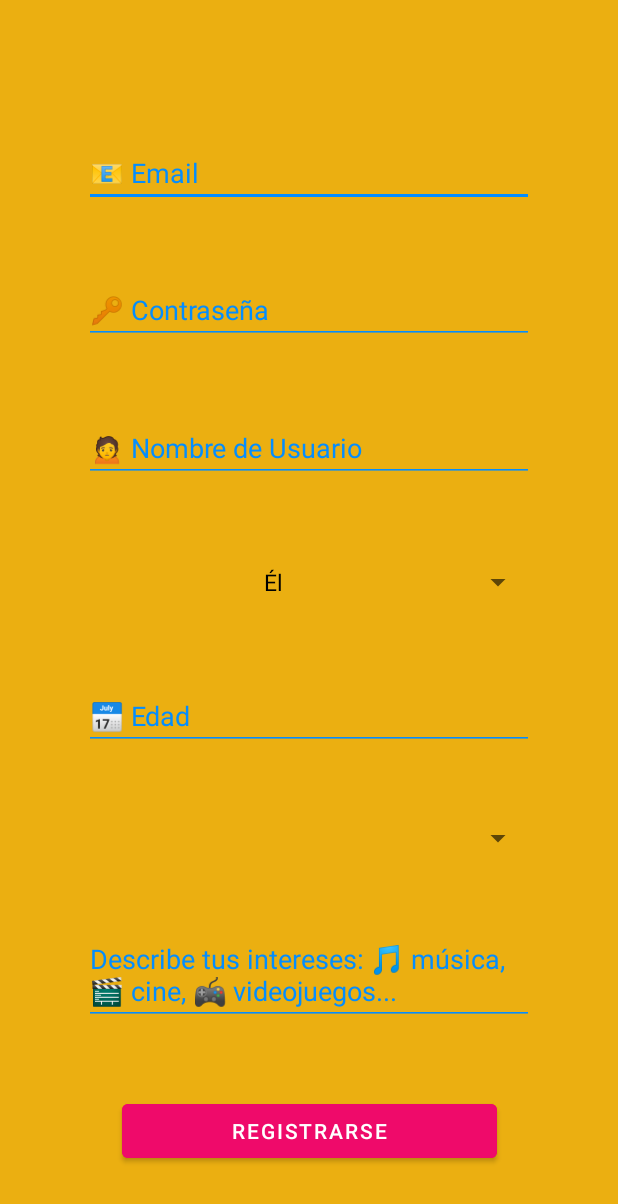
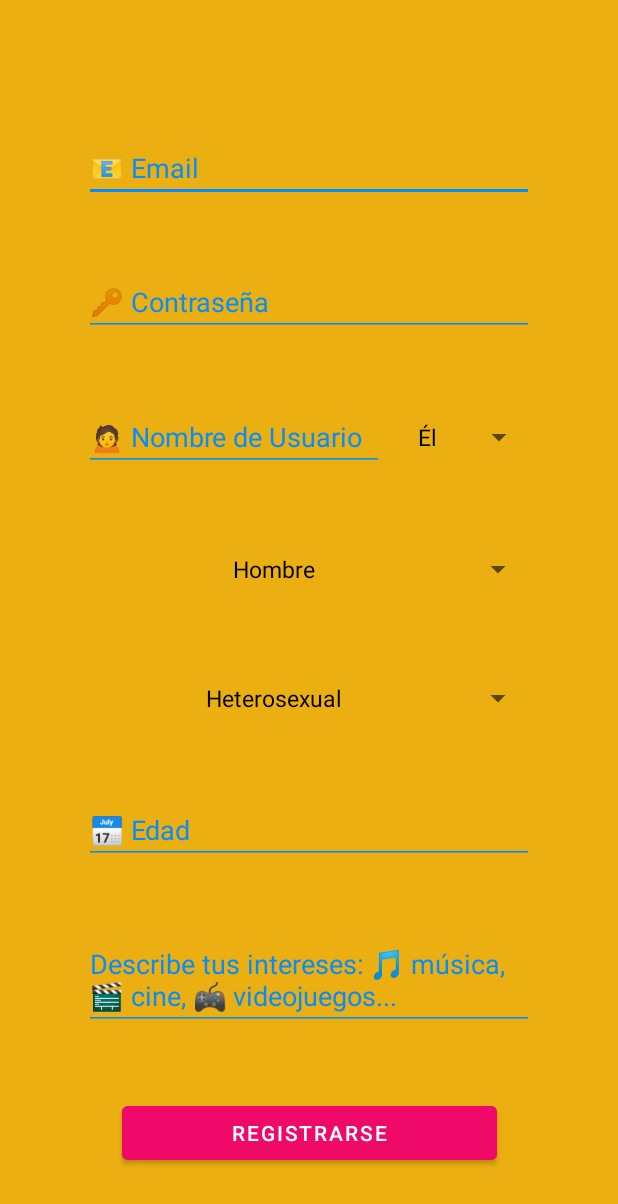
Before and after one commit to mamenArias/TFGFreeling, an Android app: the ActivityRegistro screen opened directly, with no data from a screen before it, on a phone screen of 412 x 824 dp. Shown: the top 1204 px of the screen. Run offline under Robolectric (Android 15) with nearby library versions, the light colour scheme and no system bars.

Commit message:
Pantalla Registro
Se ha modificado la disposición de los elementos de la pantalla registro.

```diff
--- a/Freeling/app/src/main/java/com/mcariasmaarcos/freeling/ActivityRegistro.kt
+++ b/Freeling/app/src/main/java/com/mcariasmaarcos/freeling/ActivityRegistro.kt
@@ -13,9 +13,28 @@ class ActivityRegistro : AppCompatActivity() {
         super.onCreate(savedInstanceState)
         setContentView(binding.root)
 
-        val pronombres = arrayOf("Él", "Ella", "Elle")
-        val adapter = ArrayAdapter(this, R.layout.spinner_estilo, pronombres)
-        adapter.setDropDownViewResource(R.layout.spinner_estilo)
-        binding.spinnerPronombreRegistro.adapter = adapter
+        val pronombres = arrayOf(resources.getString(R.string.el), resources.getString(R.string.ella),
+        resources.getString(R.string.elle))
+        val adapterPron = ArrayAdapter(this, R.layout.spinner_estilo, pronombres)
+        adapterPron.setDropDownViewResource(R.layout.spinner_estilo)
+        binding.spinnerPronombreRegistro.adapter = adapterPron
+
+        val generos = arrayOf(resources.getString(R.string.hombre), resources.getString(R.string.mujer),
+            resources.getString(R.string.hombreTrans), resources.getString(R.string.mujerTrans),
+            resources.getString(R.string.androgino), resources.getString(R.string.neutro),
+            resources.getString(R.string.queer), resources.getString(R.string.noBinario),
+            resources.getString(R.string.agenero), resources.getString(R.string.bigenero),
+            resources.getString(R.string.fluido), resources.getString(R.string.poligenero), resources.getString(R.string.intergenero))
+        val adapterGen = ArrayAdapter(this, R.layout.spinner_estilo, generos)
+        adapterGen.setDropDownViewResource(R.layout.spinner_estilo)
+        binding.spinnerGeneroRegistro.adapter = adapterGen
+
+        val orientacion = arrayOf(resources.getString(R.string.hetero), resources.getString(R.string.homo),
+            resources.getString(R.string.bisexual), resources.getString(R.string.pansexual), resources.getString(R.string.asexual),
+            resources.getString(R.string.demisexual), resources.getString(R.string.lightsexual),
+            resources.getString(R.string.autosexual), resources.getString(R.string.antrosexual), resources.getString(R.string.polisexual))
+        val adapterOrient = ArrayAdapter(this, R.layout.spinner_estilo, orientacion)
+        adapterOrient.setDropDownViewResource(R.layout.spinner_estilo)
+        binding.spinnerOrientacSexRegistro.adapter = adapterOrient
     }
 }
--- a/Freeling/app/src/main/res/layout/activity_registro.xml
+++ b/Freeling/app/src/main/res/layout/activity_registro.xml
@@ -65,7 +65,7 @@
 
     <EditText
         android:id="@+id/campoNombreRegistro"
-        android:layout_width="300dp"
+        android:layout_width="200dp"
         android:layout_height="wrap_content"
         android:backgroundTint="@color/azulOscuro"
         android:ems="10"
@@ -74,22 +74,46 @@
         android:inputType="textPersonName"
         android:textColor="@color/black"
         android:textColorHint="@color/azulOscuro"
-        app:layout_constraintBottom_toTopOf="@+id/spinnerPronombreRegistro"
-        app:layout_constraintEnd_toEndOf="parent"
+        app:layout_constraintBottom_toTopOf="@+id/spinnerGeneroRegistro"
+        app:layout_constraintEnd_toStartOf="@+id/spinnerPronombreRegistro"
         app:layout_constraintHorizontal_bias="0.5"
+        app:layout_constraintHorizontal_chainStyle="packed"
         app:layout_constraintStart_toStartOf="parent"
         app:layout_constraintTop_toBottomOf="@+id/campoPasswRegistro"
         tools:ignore="TouchTargetSizeCheck,TextContrastCheck" />
 
     <Spinner
         android:id="@+id/spinnerPronombreRegistro"
+        android:layout_width="95dp"
+        android:layout_height="wrap_content"
+        android:layout_marginStart="5dp"
+        app:layout_constraintBottom_toBottomOf="@+id/campoNombreRegistro"
+        app:layout_constraintEnd_toEndOf="parent"
+        app:layout_constraintHorizontal_bias="0.5"
+        app:layout_constraintStart_toEndOf="@+id/campoNombreRegistro"
+        app:layout_constraintTop_toTopOf="@+id/campoNombreRegistro"
+        tools:ignore="TouchTargetSizeCheck,SpeakableTextPresentCheck" />
+
+    <Spinner
+        android:id="@+id/spinnerGeneroRegistro"
+        android:layout_width="300dp"
+        android:layout_height="wrap_content"
+        app:layout_constraintBottom_toTopOf="@+id/spinnerOrientacSexRegistro"
+        app:layout_constraintEnd_toEndOf="parent"
+        app:layout_constraintHorizontal_bias="0.5"
+        app:layout_constraintStart_toStartOf="parent"
+        app:layout_constraintTop_toBottomOf="@+id/campoNombreRegistro"
+        tools:ignore="SpeakableTextPresentCheck,TouchTargetSizeCheck" />
+
+    <Spinner
+        android:id="@+id/spinnerOrientacSexRegistro"
         android:layout_width="300dp"
         android:layout_height="wrap_content"
         app:layout_constraintBottom_toTopOf="@+id/campoEdadRegistro"
         app:layout_constraintEnd_toEndOf="parent"
         app:layout_constraintHorizontal_bias="0.5"
         app:layout_constraintStart_toStartOf="parent"
-        app:layout_constraintTop_toBottomOf="@+id/campoNombreRegistro"
+        app:layout_constraintTop_toBottomOf="@+id/spinnerGeneroRegistro"
         tools:ignore="TouchTargetSizeCheck,SpeakableTextPresentCheck" />
 
     <EditText
@@ -103,23 +127,12 @@
         android:inputType="textPersonName"
         android:textColor="@color/black"
         android:textColorHint="@color/azulOscuro"
-        app:layout_constraintBottom_toTopOf="@+id/spinnerOrientacSexRegistro"
-        app:layout_constraintEnd_toEndOf="parent"
-        app:layout_constraintHorizontal_bias="0.5"
-        app:layout_constraintStart_toStartOf="parent"
-        app:layout_constraintTop_toBottomOf="@+id/spinnerPronombreRegistro"
-        tools:ignore="TouchTargetSizeCheck,TextContrastCheck" />
-
-    <Spinner
-        android:id="@+id/spinnerOrientacSexRegistro"
-        android:layout_width="300dp"
-        android:layout_height="wrap_content"
         app:layout_constraintBottom_toTopOf="@+id/campoInteresesRegistro"
         app:layout_constraintEnd_toEndOf="parent"
         app:layout_constraintHorizontal_bias="0.5"
         app:layout_constraintStart_toStartOf="parent"
-        app:layout_constraintTop_toBottomOf="@+id/campoEdadRegistro"
-        tools:ignore="TouchTargetSizeCheck,SpeakableTextPresentCheck" />
+        app:layout_constraintTop_toBottomOf="@+id/spinnerOrientacSexRegistro"
+        tools:ignore="TouchTargetSizeCheck,TextContrastCheck" />
 
     <EditText
         android:id="@+id/campoInteresesRegistro"
@@ -137,7 +150,7 @@
         app:layout_constraintEnd_toEndOf="parent"
         app:layout_constraintHorizontal_bias="0.5"
         app:layout_constraintStart_toStartOf="parent"
-        app:layout_constraintTop_toBottomOf="@+id/spinnerOrientacSexRegistro"
+        app:layout_constraintTop_toBottomOf="@+id/campoEdadRegistro"
         tools:ignore="TextContrastCheck" />
 
     <Button
@@ -153,4 +166,5 @@
         app:layout_constraintStart_toStartOf="parent"
         app:layout_constraintTop_toBottomOf="@+id/campoInteresesRegistro"
         tools:ignore="TextContrastCheck" />
+
 </androidx.constraintlayout.widget.ConstraintLayout>
--- a/Freeling/app/src/main/res/values/strings.xml
+++ b/Freeling/app/src/main/res/values/strings.xml
@@ -13,5 +13,27 @@
     <string name="el">Él</string>
     <string name="ella">Ella</string>
     <string name="elle">Elle</string>
-
+    <string name="hombre">Hombre</string>
+    <string name="mujer">Mujer</string>
+    <string name="hombreTrans">Hombre Trans</string>
+    <string name="mujerTrans">Mujer Trans</string>
+    <string name="androgino">Andrógino</string>
+    <string name="neutro">Género Neutro</string>
+    <string name="queer">Queer</string>
+    <string name="noBinario">No Binario</string>
+    <string name="agenero">Agénero</string>
+    <string name="bigenero">Bigénero</string>
+    <string name="fluido">Género Fluido</string>
+    <string name="poligenero">Poligénero</string>
+    <string name="intergenero">Intergénero</string>
+    <string name="hetero">Heterosexual</string>
+    <string name="homo">Homosexual</string>
+    <string name="bisexual">Bisexual</string>
+    <string name="pansexual">Pansexual</string>
+    <string name="asexual">Asexual</string>
+    <string name="demisexual">Demisexual</string>
+    <string name="lightsexual">Lightsexual</string>
+    <string name="autosexual">Autosexual</string>
+    <string name="antrosexual">Antrosexual</string>
+    <string name="polisexual">Polisexual</string>
 </resources>
```
